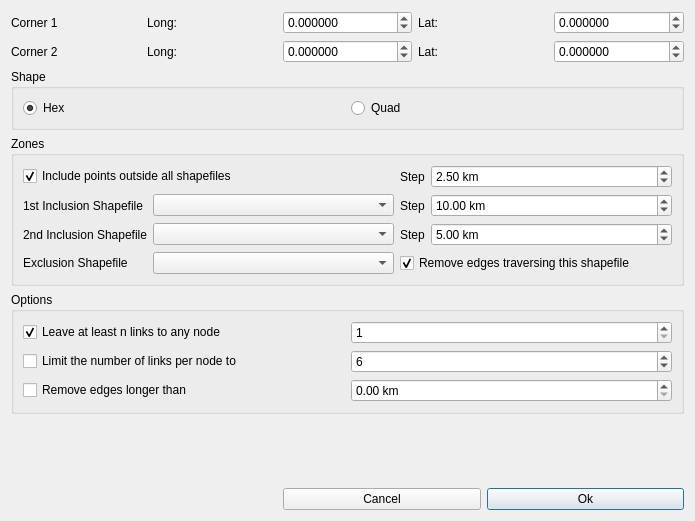
Above: qtgui/creategraphdialog.ui from frabas/DISPLACE_GUI before the change. Below: the same form after it.
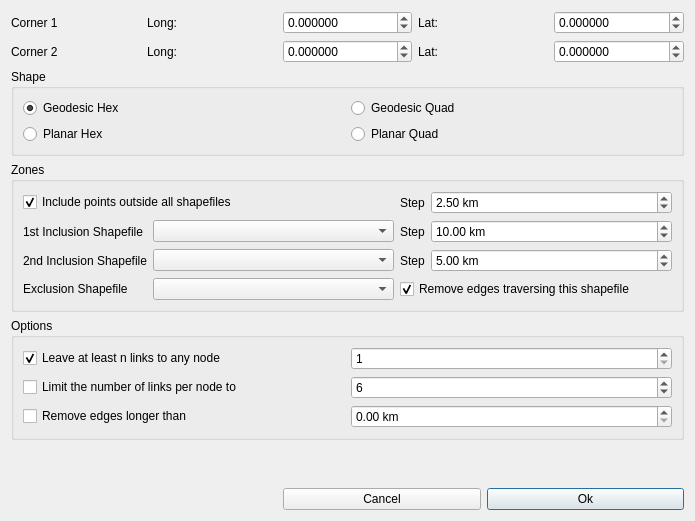
That is the form after the change.

Commit message: "Old Style" planar graph creation algorithm added

The edit to the form file:
```diff
--- a/qtgui/creategraphdialog.ui
+++ b/qtgui/creategraphdialog.ui
@@ -151,7 +151,7 @@
       <item row="0" column="0">
        <widget class="QRadioButton" name="hex">
         <property name="text">
-         <string>Hex</string>
+         <string>Geodesic Hex</string>
         </property>
         <property name="checked">
          <bool>true</bool>
@@ -161,7 +161,21 @@
       <item row="0" column="1">
        <widget class="QRadioButton" name="quad">
         <property name="text">
-         <string>Quad</string>
+         <string>Geodesic Quad</string>
+        </property>
+       </widget>
+      </item>
+      <item row="1" column="0">
+       <widget class="QRadioButton" name="hex_planar">
+        <property name="text">
+         <string>Planar Hex</string>
+        </property>
+       </widget>
+      </item>
+      <item row="1" column="1">
+       <widget class="QRadioButton" name="quad_planar">
+        <property name="text">
+         <string>Planar Quad</string>
         </property>
        </widget>
       </item>
```
The commit also changes 6 other files.
